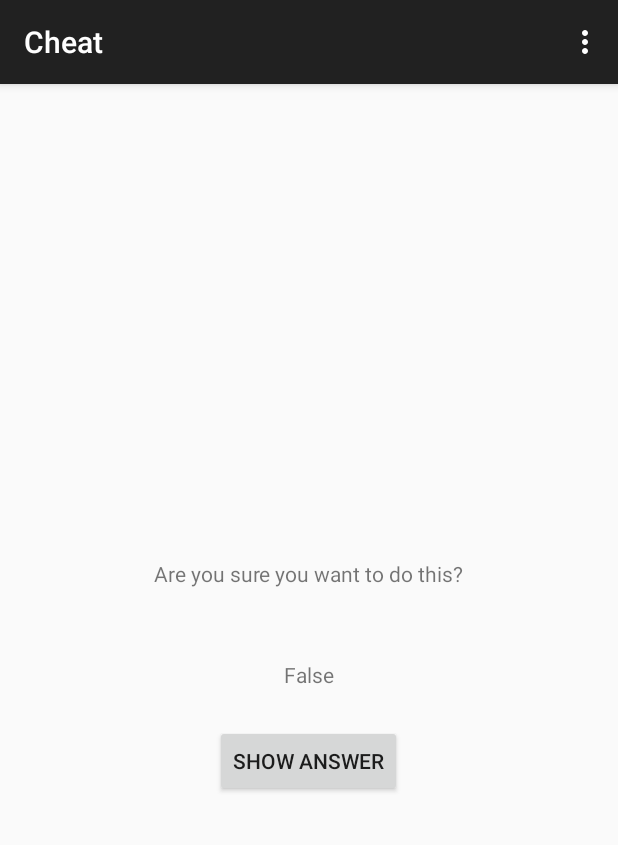
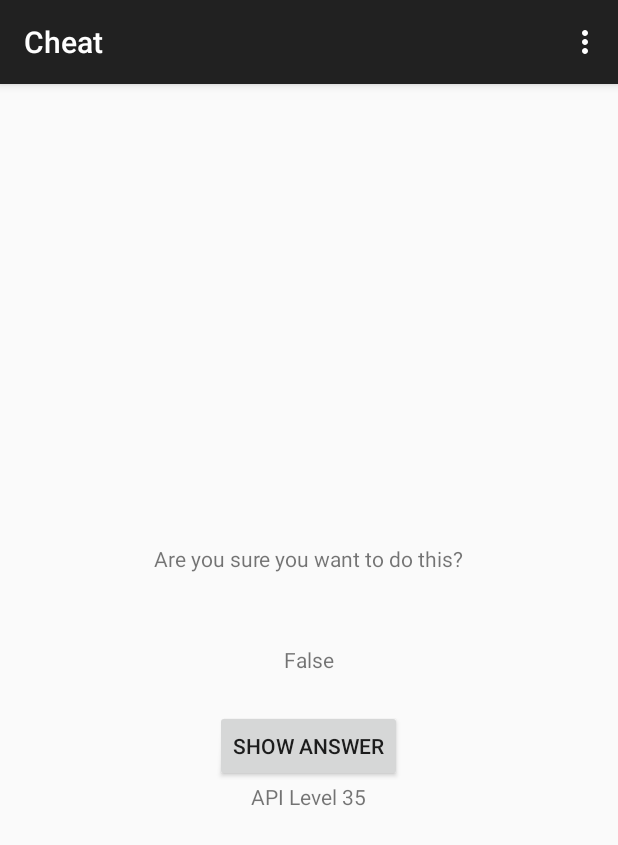
Before and after one commit to Reid1923/GeoQuizApp, an Android app: the CheatActivity screen opened directly, with no data from a screen before it, after a tap on "SHOW ANSWER", on a phone screen of 412 x 824 dp. Shown: the top 845 px of the screen. Run offline under Robolectric (Android 15) with nearby library versions, the phone set to English and light mode, and no system bars.

Commit message:
Ch 6 Modifications
Added a TextView describing the API Level for the build version of the
app on a user's device

```diff
--- a/GeoQuiz/app/build.gradle
+++ b/GeoQuiz/app/build.gradle
@@ -6,7 +6,7 @@ android {
 
     defaultConfig {
         applicationId "com.delaney.geoquiz"
-        minSdkVersion 15
+        minSdkVersion 16
         targetSdkVersion 23
         versionCode 1
         versionName "1.0"
--- a/GeoQuiz/app/src/main/java/com/delaney/geoquiz/CheatActivity.java
+++ b/GeoQuiz/app/src/main/java/com/delaney/geoquiz/CheatActivity.java
@@ -1,12 +1,16 @@
 package com.delaney.geoquiz;
 
+import android.animation.Animator;
+import android.animation.AnimatorListenerAdapter;
 import android.content.Context;
 import android.content.Intent;
+import android.os.Build;
 import android.support.v7.app.AppCompatActivity;
 import android.os.Bundle;
 import android.view.Menu;
 import android.view.MenuItem;
 import android.view.View;
+import android.view.ViewAnimationUtils;
 import android.widget.Button;
 import android.widget.TextView;
 
@@ -19,6 +23,7 @@ public class CheatActivity extends AppCompatActivity {
 
     private TextView mAnswerTextView;
     private Button mShowAnswer;
+    private TextView mBuildName;
 
     public static Intent newIntent(Context packageContext, boolean answerIsTrue) {
         Intent i = new Intent(packageContext, CheatActivity.class);
@@ -46,6 +51,10 @@ public class CheatActivity extends AppCompatActivity {
 
         setContentView(R.layout.activity_cheat);
 
+        mBuildName = (TextView)findViewById(R.id.show_build_text);
+        mBuildName.setText("API Level " + Build.VERSION.SDK_INT);
+
+
         mAnswerIsTrue = getIntent().getBooleanExtra(EXTRA_ANSWER_IS_TRUE, false);
         mAnswerTextView = (TextView)findViewById(R.id.answer_text_view);
         mShowAnswer = (Button)findViewById(R.id.show_answer_button);
@@ -58,6 +67,25 @@ public class CheatActivity extends AppCompatActivity {
                     mAnswerTextView.setText(R.string.false_button);
                 }
                 setAnswerShownResult(true);
+                if (Build.VERSION.SDK_INT >= Build.VERSION_CODES.LOLLIPOP) {
+                    int cx = mShowAnswer.getWidth() / 2;
+                    int cy = mShowAnswer.getHeight() / 2;
+                    float radius = mShowAnswer.getWidth();
+                    Animator anim = ViewAnimationUtils
+                            .createCircularReveal(mShowAnswer, cx, cy, radius, 0);
+                    anim.addListener(new AnimatorListenerAdapter() {
+                        @Override
+                        public void onAnimationEnd(Animator animation) {
+                            super.onAnimationEnd(animation);
+                            mAnswerTextView.setVisibility(View.VISIBLE);
+                            mShowAnswer.setVisibility(View.INVISIBLE);
+                        }
+                    });
+                    anim.start();
+                } else {
+                    mAnswerTextView.setVisibility(View.VISIBLE);
+                    mShowAnswer.setVisibility(View.INVISIBLE);
+                }
             }
         });
     }
--- a/GeoQuiz/app/src/main/java/com/delaney/geoquiz/QuizActivity.java
+++ b/GeoQuiz/app/src/main/java/com/delaney/geoquiz/QuizActivity.java
@@ -2,6 +2,7 @@ package com.delaney.geoquiz;
 
 import android.app.Activity;
 import android.content.Intent;
+import android.os.Build;
 import android.support.v7.app.AppCompatActivity;
 import android.os.Bundle;
 import android.util.Log;
@@ -25,6 +26,7 @@ public class QuizActivity extends AppCompatActivity {
     private ImageButton mPreviousButton;
     private Button mCheatButton;
     private TextView mQuestionTextView;
+    private TextView mBuildName;
 
     private Question[] mQuestionBank = new Question[] {
             new Question(R.string.question_oceans, true),
@@ -68,6 +70,9 @@ public class QuizActivity extends AppCompatActivity {
         super.onCreate(savedInstanceState);
         Log.d(TAG, "onCreate(Bundle) called");
         setContentView(R.layout.activity_quiz);
+
+        mBuildName = (TextView) findViewById(R.id.show_build_text);
+        mBuildName.setText("API Level " + Build.VERSION.SDK_INT);
 
         mQuestionTextView = (TextView) findViewById(R.id.question_text_view);
         mQuestionTextView.setOnClickListener(new View.OnClickListener() {
--- a/GeoQuiz/app/src/main/res/layout/activity_cheat.xml
+++ b/GeoQuiz/app/src/main/res/layout/activity_cheat.xml
@@ -25,4 +25,9 @@
         android:layout_height="wrap_content"
         android:text="@string/show_answer_button"/>
 
+    <TextView
+        android:id="@+id/show_build_text"
+        android:layout_width="wrap_content"
+        android:layout_height="wrap_content"/>
+
 </LinearLayout>
--- a/GeoQuiz/app/src/main/res/layout/activity_quiz.xml
+++ b/GeoQuiz/app/src/main/res/layout/activity_quiz.xml
@@ -59,4 +59,10 @@
 
 
     </LinearLayout>
+
+    <TextView
+        android:id="@+id/show_build_text"
+        android:layout_width="wrap_content"
+        android:layout_height="wrap_content" />
+
 </LinearLayout>
--- a/GeoQuiz/app/src/main/res/values/strings.xml
+++ b/GeoQuiz/app/src/main/res/values/strings.xml
@@ -19,7 +19,6 @@
     <string name="cheat_button">Cheat!</string>
     <string name="judgment_toast">Cheating is wrong.</string>
     <string name="title_activity_cheat">Cheat</string>
-
-    <string name="hello_world">Hello world!</string>
+    <string name="show_build_text">Blank</string>
 
 </resources>
```
Also changed, not shown: 6 other files.
